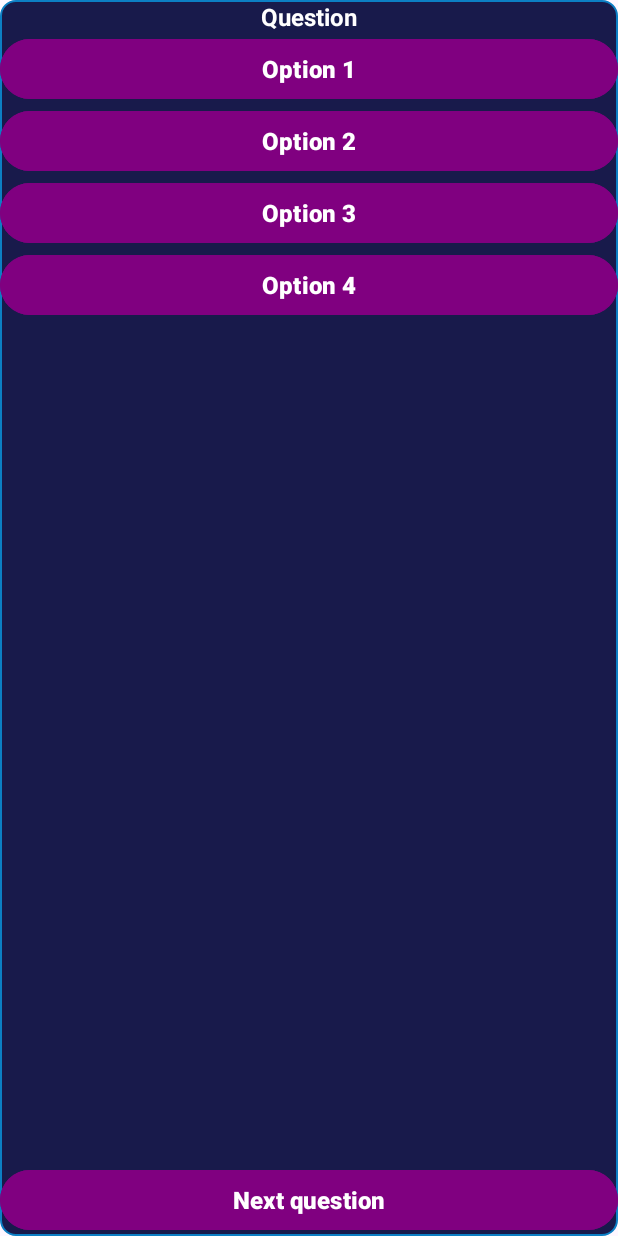
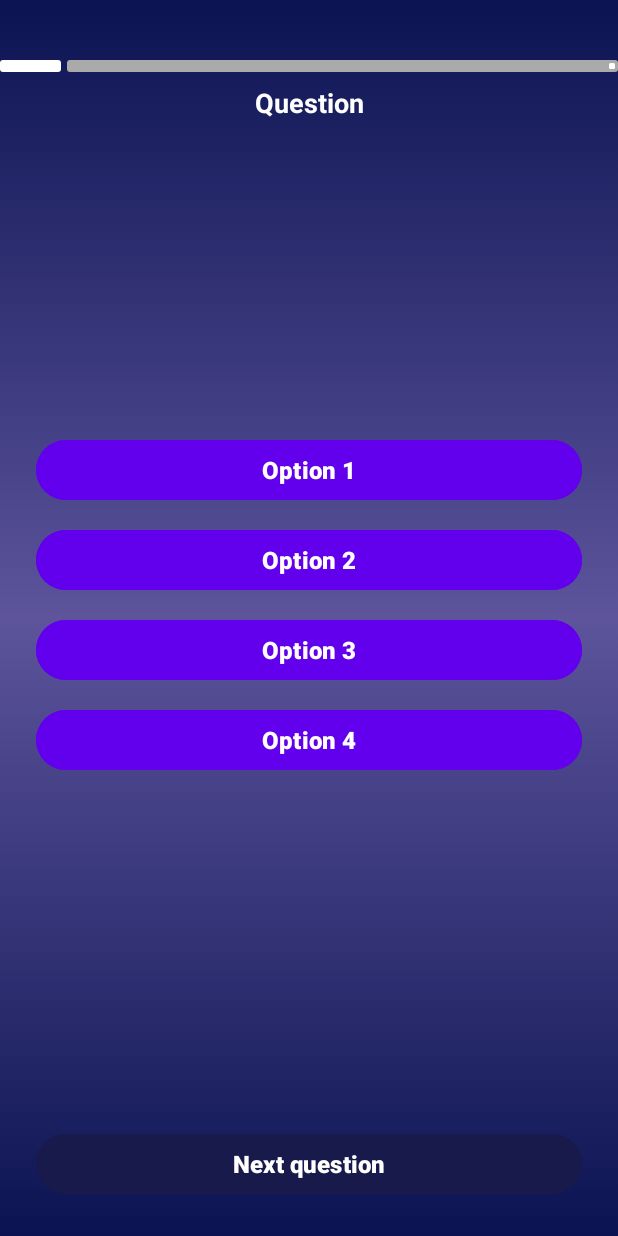
Before and after one commit to MarcoSettembre/QuizBit, an Android app: the QuestionActivity screen opened directly, with no data from a screen before it, on a phone screen of 412 x 824 dp. Run offline under Robolectric (Android 15) with nearby library versions, the phone set to English and light mode, and no system bars; 7 statements that could not run were skipped.

Commit message:
Fix Bugs, added progress bar

```diff
--- a/app/build.gradle.kts
+++ b/app/build.gradle.kts
@@ -43,12 +43,12 @@ dependencies {
 
     implementation(libs.androidx.core.ktx)
     implementation(libs.androidx.appcompat)
-    implementation(libs.material)
     implementation(libs.androidx.activity)
     implementation(libs.androidx.constraintlayout)
     testImplementation(libs.junit)
     androidTestImplementation(libs.androidx.junit)
     androidTestImplementation(libs.androidx.espresso.core)
+    implementation ("com.google.android.material:material:1.12.0")
     implementation("com.github.ismaeldivita:chip-navigation-bar:1.3.4")
     implementation ("androidx.appcompat:appcompat:1.6.1")
     implementation("androidx.datastore:datastore-preferences:1.1.6")
--- a/app/src/main/java/it/p00334000265/quizbit/QuestionActivity.kt
+++ b/app/src/main/java/it/p00334000265/quizbit/QuestionActivity.kt
@@ -8,7 +8,9 @@ import androidx.appcompat.app.AppCompatActivity
 import androidx.core.view.ViewCompat
 import android.widget.Toast
 import android.graphics.Color
+import com.google.android.material.progressindicator.LinearProgressIndicator
 import android.util.Log
+import android.widget.ProgressBar
 import androidx.core.view.WindowInsetsCompat
 import it.p00334000265.quizbit.QuizBit.Companion.questionList
 import it.p00334000265.quizbit.QuizBit.Companion.coins
@@ -19,12 +21,14 @@ class QuestionActivity : AppCompatActivity() {
         super.onCreate(savedInstanceState)
         enableEdgeToEdge()
         setContentView(R.layout.activity_question)
+
         ViewCompat.setOnApplyWindowInsetsListener(findViewById(R.id.question)) { v, insets ->
             val systemBars = insets.getInsets(WindowInsetsCompat.Type.systemBars())
             v.setPadding(systemBars.left, systemBars.top, systemBars.right, systemBars.bottom)
             insets
         }
         questionList.shuffle()
+        val progressBar = findViewById<LinearProgressIndicator>(R.id.progressBar)
         val questionText = findViewById<TextView>(R.id.question_text)
         val op1 = findViewById<Button>(R.id.option1)
         val op2 = findViewById<Button>(R.id.option2)
@@ -35,6 +39,7 @@ class QuestionActivity : AppCompatActivity() {
         var i = 0
         var parts: List<String>
         var correct = ""
+        progressBar.progress= 10
         parts = questionList[i].split("?", ",")
         questionText.text = parts[0].toString() + "?"
         for (j in 1..4) {
@@ -47,6 +52,12 @@ class QuestionActivity : AppCompatActivity() {
                 4 -> op4.text = parts[j].substring(1)
             }
         }
+
+        fun updateProgressBar(progressBar: LinearProgressIndicator, currentIndex: Int, total: Int) {
+            val progress = ((currentIndex + 1) * 100) / total
+            progressBar.setProgressCompat(progress, true)
+        }
+
         op1.setOnClickListener {
             if(!isAnswered) {
                 if(op1.text == correct) {
@@ -141,7 +152,8 @@ class QuestionActivity : AppCompatActivity() {
                     finish()
                 } else{
                     i++
-                    val defaultColor = resources.getColor(R.color.purple, theme)
+                    updateProgressBar(progressBar,i,10)
+                    val defaultColor = resources.getColor(R.color.violet, theme)
                     op1.setBackgroundColor(defaultColor)
                     op2.setBackgroundColor(defaultColor)
                     op3.setBackgroundColor(defaultColor)
--- a/app/src/main/res/layout/activity_question.xml
+++ b/app/src/main/res/layout/activity_question.xml
@@ -4,79 +4,114 @@
     android:id="@+id/question"
     android:layout_width="match_parent"
     android:layout_height="match_parent"
-    android:background="@drawable/navy_background">
+    android:background="@drawable/main_background_color">
+
+
+    <com.google.android.material.progressindicator.LinearProgressIndicator
+        android:id="@+id/progressBar"
+        android:layout_width="0dp"
+        android:layout_height="8dp"
+        android:layout_marginTop="8dp"
+        android:max="100"
+        android:progress="0"
+        app:indicatorColor="@color/white"
+        app:layout_constraintEnd_toEndOf="parent"
+        app:layout_constraintStart_toStartOf="parent"
+        app:layout_constraintTop_toTopOf="@id/question_text"
+        app:trackColor="@android:color/darker_gray"
+        app:trackThickness="8dp" />
+
+    <TextView
+        android:id="@+id/question_text"
+        android:layout_width="0dp"
+        android:layout_height="wrap_content"
+        android:layout_marginTop="32dp"
+        android:gravity="center"
+        android:paddingTop="24dp"
+        android:text="Question"
+        android:textColor="@color/white"
+        android:textSize="18sp"
+        android:textStyle="bold"
+        app:layout_constraintEnd_toEndOf="parent"
+        app:layout_constraintStart_toStartOf="parent"
+        app:layout_constraintTop_toTopOf="parent" />
+
     <LinearLayout
+        android:layout_width="0dp"
+        android:layout_height="wrap_content"
+        android:layout_marginStart="24dp"
+        android:layout_marginEnd="24dp"
+        android:layout_marginBottom="32dp"
+        android:paddingTop="50dp"
+        android:orientation="vertical"
+        app:layout_constraintBottom_toTopOf="@+id/next_button"
+        app:layout_constraintEnd_toEndOf="parent"
+        app:layout_constraintStart_toStartOf="parent"
+        app:layout_constraintTop_toBottomOf="@id/progressBar">
+
+        <Button
+            android:id="@+id/option1"
             android:layout_width="match_parent"
             android:layout_height="wrap_content"
-    app:layout_constraintTop_toTopOf="parent"
-    app:layout_constraintStart_toStartOf="parent"
-    app:layout_constraintEnd_toEndOf="parent"
+            android:layout_marginBottom="12dp"
+            android:backgroundTint="@color/violet"
             android:gravity="center"
-    android:orientation="vertical">
-    <TextView
+            android:text="Option 1"
+            android:textColor="@color/white"
+            android:textSize="16sp"
+            android:textStyle="bold" />
+
+        <Button
+            android:id="@+id/option2"
             android:layout_width="match_parent"
             android:layout_height="wrap_content"
+            android:layout_marginBottom="12dp"
+            android:backgroundTint="@color/violet"
             android:gravity="center"
-        android:text="Question"
-        android:textColor="@color/white"
-        android:textSize="16sp"
-        android:textStyle="bold"
-        android:id="@+id/question_text">
-    </TextView>
-    <Button
-        android:layout_width="match_parent"
-        android:layout_height="wrap_content"
-        android:textColor="@color/white"
-        android:text="Option 1"
-        android:textSize="16sp"
-        android:textStyle="bold"
-        android:gravity="center"
-        android:backgroundTint="@color/purple"
-        android:id="@+id/option1"/>
-    <Button
-        android:layout_width="match_parent"
-        android:layout_height="wrap_content"
             android:text="Option 2"
             android:textColor="@color/white"
             android:textSize="16sp"
-        android:textStyle="bold"
-        android:gravity="center"
-        android:backgroundTint="@color/purple"
-        android:id="@+id/option2"/>
+            android:textStyle="bold" />
+
         <Button
+            android:id="@+id/option3"
             android:layout_width="match_parent"
             android:layout_height="wrap_content"
+            android:layout_marginBottom="12dp"
+            android:backgroundTint="@color/violet"
+            android:gravity="center"
             android:text="Option 3"
             android:textColor="@color/white"
             android:textSize="16sp"
-        android:textStyle="bold"
-        android:gravity="center"
-        android:backgroundTint="@color/purple"
-        android:id="@+id/option3"/>
+            android:textStyle="bold" />
+
         <Button
+            android:id="@+id/option4"
             android:layout_width="match_parent"
             android:layout_height="wrap_content"
+            android:layout_marginBottom="12dp"
+            android:backgroundTint="@color/violet"
+            android:gravity="center"
             android:text="Option 4"
             android:textColor="@color/white"
             android:textSize="16sp"
-        android:textStyle="bold"
+            android:textStyle="bold" />
+    </LinearLayout>
+
+    <!-- Pulsante per domanda successiva in fondo -->
+    <Button
+        android:id="@+id/next_button"
+        android:layout_width="0dp"
+        android:layout_height="wrap_content"
+        android:layout_margin="24dp"
+        android:backgroundTint="@color/navy_blue"
         android:gravity="center"
-        android:backgroundTint="@color/purple"
-        android:id="@+id/option4"/>
-</LinearLayout>
-    <LinearLayout
-        android:layout_width="match_parent"
-        android:layout_height="match_parent"
-        android:gravity="bottom">
-        <Button
-            android:layout_width="match_parent"
-            android:layout_height="wrap_content"
-            android:id="@+id/next_button"
         android:text="Next question"
         android:textColor="@color/white"
         android:textSize="16sp"
         android:textStyle="bold"
-            android:gravity="center"
-            android:backgroundTint="@color/purple"/>
-    </LinearLayout>
+        app:layout_constraintBottom_toBottomOf="parent"
+        app:layout_constraintEnd_toEndOf="parent"
+        app:layout_constraintStart_toStartOf="parent" />
+
 </androidx.constraintlayout.widget.ConstraintLayout>
--- a/app/src/main/res/values/colors.xml
+++ b/app/src/main/res/values/colors.xml
@@ -7,4 +7,5 @@
     <color name="blue">#0c7fc4</color>
     <color name="navy_blue">#181a4b</color>
     <color name="purple">#800080</color>
+    <color name="violet">#6200EE</color>
 </resources>
```
Lines whose indentation alone changed are shown as unchanged.
